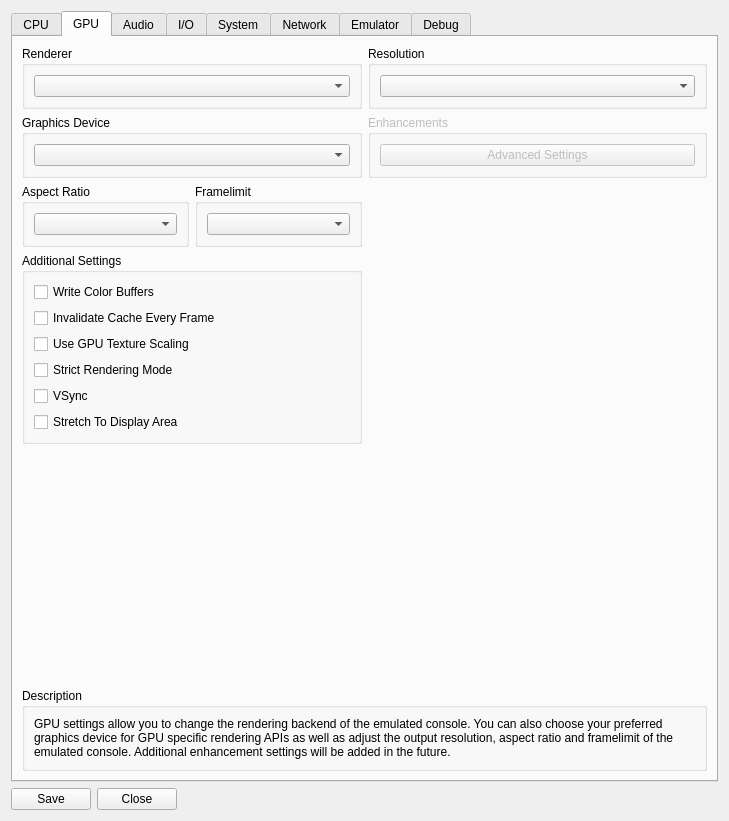
This is rpcs3/rpcs3qt/settings_dialog.ui in RPCS3/rpcs3 as Qt 5 draws it before an edit. The edited form follows.
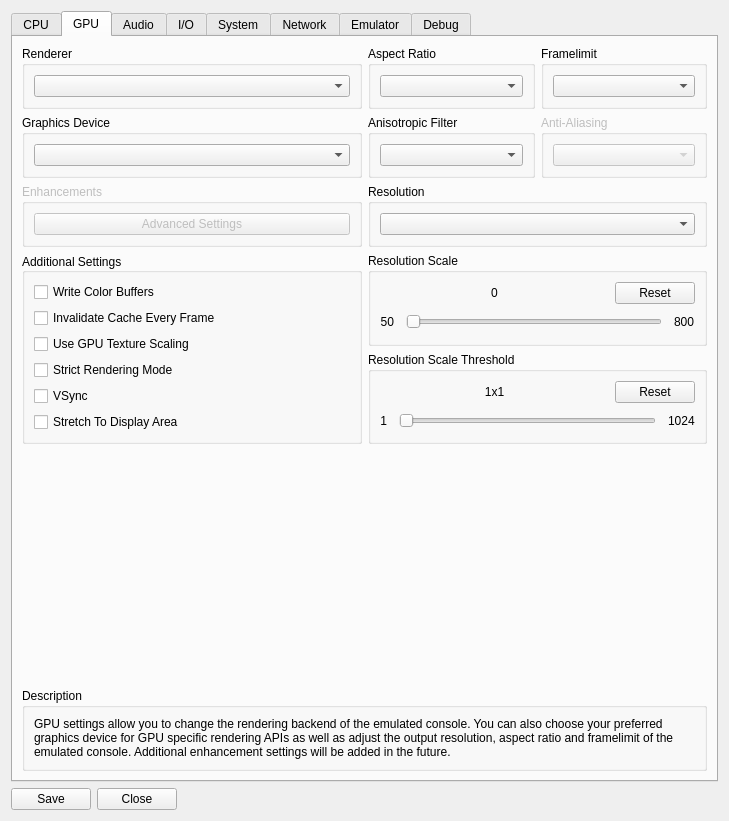
This is the edited form. The open tabs and pages were chosen to show the change. Icons and pictures are not drawn.

Commit message: Qt: add high resolution settings to gui tab

Patch:
```diff
--- a/rpcs3/rpcs3qt/settings_dialog.ui
+++ b/rpcs3/rpcs3qt/settings_dialog.ui
@@ -340,7 +340,7 @@
       </attribute>
       <layout class="QVBoxLayout" name="verticalLayout_7">
        <item>
-        <layout class="QHBoxLayout" name="horizontalLayout_4">
+        <layout class="QHBoxLayout" name="horizontalLayout_4" stretch="1,1">
          <item>
           <widget class="QGroupBox" name="groupBox_26">
            <property name="title">
@@ -354,21 +354,37 @@
           </widget>
          </item>
          <item>
-          <widget class="QGroupBox" name="groupBox_29">
-           <property name="title">
-            <string>Resolution</string>
-           </property>
-           <layout class="QVBoxLayout" name="verticalLayout_22">
-            <item>
-             <widget class="QComboBox" name="resBox"/>
-            </item>
-           </layout>
-          </widget>
+          <layout class="QHBoxLayout" name="horizontalLayout_3" stretch="1,1">
+           <item>
+            <widget class="QGroupBox" name="groupBox_44">
+             <property name="title">
+              <string>Aspect Ratio</string>
+             </property>
+             <layout class="QVBoxLayout" name="verticalLayout_14">
+              <item>
+               <widget class="QComboBox" name="aspectBox"/>
+              </item>
+             </layout>
+            </widget>
+           </item>
+           <item>
+            <widget class="QGroupBox" name="groupBox_45">
+             <property name="title">
+              <string>Framelimit</string>
+             </property>
+             <layout class="QVBoxLayout" name="verticalLayout_15">
+              <item>
+               <widget class="QComboBox" name="frameLimitBox"/>
+              </item>
+             </layout>
+            </widget>
+           </item>
+          </layout>
          </item>
         </layout>
        </item>
        <item>
-        <layout class="QHBoxLayout" name="horizontalLayout_6">
+        <layout class="QHBoxLayout" name="horizontalLayout_6" stretch="1,1">
          <item>
           <widget class="QGroupBox" name="groupBox_42">
            <property name="title">
@@ -382,6 +398,55 @@
           </widget>
          </item>
          <item>
+          <widget class="QWidget" name="widget" native="true">
+           <layout class="QHBoxLayout" name="horizontalLayout_22" stretch="1,1">
+            <property name="leftMargin">
+             <number>0</number>
+            </property>
+            <property name="topMargin">
+             <number>0</number>
+            </property>
+            <property name="rightMargin">
+             <number>0</number>
+            </property>
+            <property name="bottomMargin">
+             <number>0</number>
+            </property>
+            <item>
+             <widget class="QGroupBox" name="gb_anisotropicFilter">
+              <property name="title">
+               <string>Anisotropic Filter</string>
+              </property>
+              <layout class="QVBoxLayout" name="verticalLayout_54">
+               <item>
+                <widget class="QComboBox" name="anisotropicFilterOverride"/>
+               </item>
+              </layout>
+             </widget>
+            </item>
+            <item>
+             <widget class="QGroupBox" name="gb_antiAliasing">
+              <property name="enabled">
+               <bool>false</bool>
+              </property>
+              <property name="title">
+               <string>Anti-Aliasing</string>
+              </property>
+              <layout class="QVBoxLayout" name="verticalLayout_56">
+               <item>
+                <widget class="QComboBox" name="antiAliasing"/>
+               </item>
+              </layout>
+             </widget>
+            </item>
+           </layout>
+          </widget>
+         </item>
+        </layout>
+       </item>
+       <item>
+        <layout class="QHBoxLayout" name="horizontalLayout_8">
+         <item>
           <widget class="QGroupBox" name="groupBox_43">
            <property name="enabled">
             <bool>false</bool>
@@ -400,52 +465,35 @@
            </layout>
           </widget>
          </item>
-        </layout>
-       </item>
-       <item>
-        <layout class="QHBoxLayout" name="horizontalLayout_8">
          <item>
-          <layout class="QHBoxLayout" name="horizontalLayout_3">
-           <item>
-            <widget class="QGroupBox" name="groupBox_44">
-             <property name="title">
-              <string>Aspect Ratio</string>
-             </property>
-             <layout class="QVBoxLayout" name="verticalLayout_14">
-              <item>
-               <widget class="QComboBox" name="aspectBox"/>
-              </item>
-             </layout>
-            </widget>
-           </item>
-           <item>
-            <widget class="QGroupBox" name="groupBox_45">
-             <property name="title">
-              <string>Framelimit</string>
-             </property>
-             <layout class="QVBoxLayout" name="verticalLayout_15">
-              <item>
-               <widget class="QComboBox" name="frameLimitBox"/>
-              </item>
-             </layout>
-            </widget>
-           </item>
-          </layout>
+          <widget class="QGroupBox" name="groupBox_29">
+           <property name="title">
+            <string>Resolution</string>
+           </property>
+           <layout class="QVBoxLayout" name="verticalLayout_22">
+            <item>
+             <widget class="QComboBox" name="resBox"/>
+            </item>
+           </layout>
+          </widget>
          </item>
-         <item>
-          <widget class="QWidget" name="widget" native="true"/>
-         </item>
         </layout>
        </item>
        <item>
-        <layout class="QHBoxLayout" name="horizontalLayout_7">
-         <item alignment="Qt::AlignTop">
+        <layout class="QHBoxLayout" name="horizontalLayout_7" stretch="1,1">
+         <item>
           <widget class="QGroupBox" name="groupBox_46">
+           <property name="sizePolicy">
+            <sizepolicy hsizetype="Preferred" vsizetype="Preferred">
+             <horstretch>0</horstretch>
+             <verstretch>0</verstretch>
+            </sizepolicy>
+           </property>
            <property name="title">
             <string>Additional Settings</string>
            </property>
            <property name="alignment">
-            <set>Qt::AlignLeading|Qt::AlignLeft|Qt::AlignTop</set>
+            <set>Qt::AlignLeading|Qt::AlignLeft|Qt::AlignVCenter</set>
            </property>
            <layout class="QVBoxLayout" name="verticalLayout_16">
             <item alignment="Qt::AlignTop">
@@ -494,7 +542,150 @@
           </widget>
          </item>
          <item>
-          <widget class="QWidget" name="widget_8" native="true"/>
+          <layout class="QVBoxLayout" name="verticalLayout_59">
+           <property name="spacing">
+            <number>6</number>
+           </property>
+           <property name="leftMargin">
+            <number>0</number>
+           </property>
+           <item>
+            <widget class="QGroupBox" name="gb_resolutionScale">
+             <property name="title">
+              <string>Resolution Scale</string>
+             </property>
+             <layout class="QVBoxLayout" name="verticalLayout_29">
+              <item>
+               <layout class="QHBoxLayout" name="horizontalLayout_25" stretch="1,0">
+                <item>
+                 <widget class="QLabel" name="resolutionScaleVal">
+                  <property name="text">
+                   <string>0</string>
+                  </property>
+                  <property name="alignment">
+                   <set>Qt::AlignCenter</set>
+                  </property>
+                 </widget>
+                </item>
+                <item>
+                 <widget class="QPushButton" name="resolutionScaleReset">
+                  <property name="text">
+                   <string>Reset</string>
+                  </property>
+                 </widget>
+                </item>
+               </layout>
+              </item>
+              <item>
+               <widget class="QWidget" name="widget_9" native="true">
+                <layout class="QHBoxLayout" name="horizontalLayout_23" stretch="0,1,0">
+                 <property name="spacing">
+                  <number>12</number>
+                 </property>
+                 <property name="leftMargin">
+                  <number>0</number>
+                 </property>
+                 <property name="topMargin">
+                  <number>0</number>
+                 </property>
+                 <property name="rightMargin">
+                  <number>0</number>
+                 </property>
+                 <property name="bottomMargin">
+                  <number>0</number>
+                 </property>
+                 <item>
+                  <widget class="QLabel" name="resolutionScaleMin">
+                   <property name="text">
+                    <string>50</string>
+                   </property>
+                   <property name="alignment">
+                    <set>Qt::AlignRight|Qt::AlignTrailing|Qt::AlignVCenter</set>
+                   </property>
+                  </widget>
+                 </item>
+                 <item>
+                  <widget class="QSlider" name="resolutionScale">
+                   <property name="orientation">
+                    <enum>Qt::Horizontal</enum>
+                   </property>
+                  </widget>
+                 </item>
+                 <item>
+                  <widget class="QLabel" name="resolutionScaleMax">
+                   <property name="text">
+                    <string>800</string>
+                   </property>
+                  </widget>
+                 </item>
+                </layout>
+               </widget>
+              </item>
+             </layout>
+            </widget>
+           </item>
+           <item>
+            <widget class="QGroupBox" name="gb_minimumScalableDimension">
+             <property name="title">
+              <string>Resolution Scale Threshold</string>
+             </property>
+             <layout class="QVBoxLayout" name="verticalLayout_57">
+              <item>
+               <layout class="QHBoxLayout" name="horizontalLayout_26" stretch="1,0">
+                <item>
+                 <widget class="QLabel" name="minimumScalableDimensionVal">
+                  <property name="text">
+                   <string>1x1</string>
+                  </property>
+                  <property name="alignment">
+                   <set>Qt::AlignCenter</set>
+                  </property>
+                 </widget>
+                </item>
+                <item>
+                 <widget class="QPushButton" name="minimumScalableDimensionReset">
+                  <property name="text">
+                   <string>Reset</string>
+                  </property>
+                 </widget>
+                </item>
+               </layout>
+              </item>
+              <item>
+               <layout class="QHBoxLayout" name="horizontalLayout_24" stretch="0,1,0">
+                <property name="spacing">
+                 <number>12</number>
+                </property>
+                <item>
+                 <widget class="QLabel" name="minimumScalableDimensionMin">
+                  <property name="text">
+                   <string>1</string>
+                  </property>
+                  <property name="alignment">
+                   <set>Qt::AlignRight|Qt::AlignTrailing|Qt::AlignVCenter</set>
+                  </property>
+                 </widget>
+                </item>
+                <item>
+                 <widget class="QSlider" name="minimumScalableDimension">
+                  <property name="orientation">
+                   <enum>Qt::Horizontal</enum>
+                  </property>
+                 </widget>
+                </item>
+                <item>
+                 <widget class="QLabel" name="minimumScalableDimensionMax">
+                  <property name="text">
+                   <string>1024</string>
+                  </property>
+                 </widget>
+                </item>
+               </layout>
+              </item>
+             </layout>
+            </widget>
+           </item>
+          </layout>
          </item>
         </layout>
        </item>
```
Left out of the diff: 4 changed lines with no effect on the pictures. The commit also changes 4 other files.
